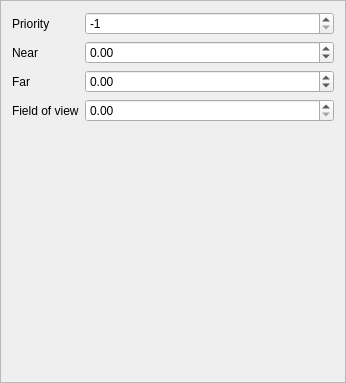
First picture: the form in qteditor/QtEditor/propertywidgets/camerawidget.ui, repository nem0/LumixEngine, before the edit.
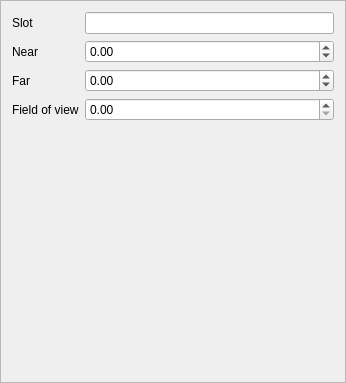
Second picture: the form after the edit.

Commit message: camera priority -> slot in editor; using QT properties in material manager

What changed in the file:
```diff
--- a/qteditor/QtEditor/propertywidgets/camerawidget.ui
+++ b/qteditor/QtEditor/propertywidgets/camerawidget.ui
@@ -26,20 +26,7 @@
    <item row="0" column="0">
     <widget class="QLabel" name="label">
      <property name="text">
-      <string>Priority</string>
-     </property>
-    </widget>
-   </item>
-   <item row="0" column="1">
-    <widget class="QSpinBox" name="priorityInput">
-     <property name="minimum">
-      <number>-1</number>
-     </property>
-     <property name="maximum">
-      <number>999999999</number>
-     </property>
-     <property name="value">
-      <number>-1</number>
+      <string>Slot</string>
      </property>
     </widget>
    </item>
@@ -87,6 +74,9 @@
      </property>
     </widget>
    </item>
+   <item row="0" column="1">
+    <widget class="QLineEdit" name="slotEdit"/>
+   </item>
   </layout>
  </widget>
  <resources/>
```
The commit also changes 5 other files.
